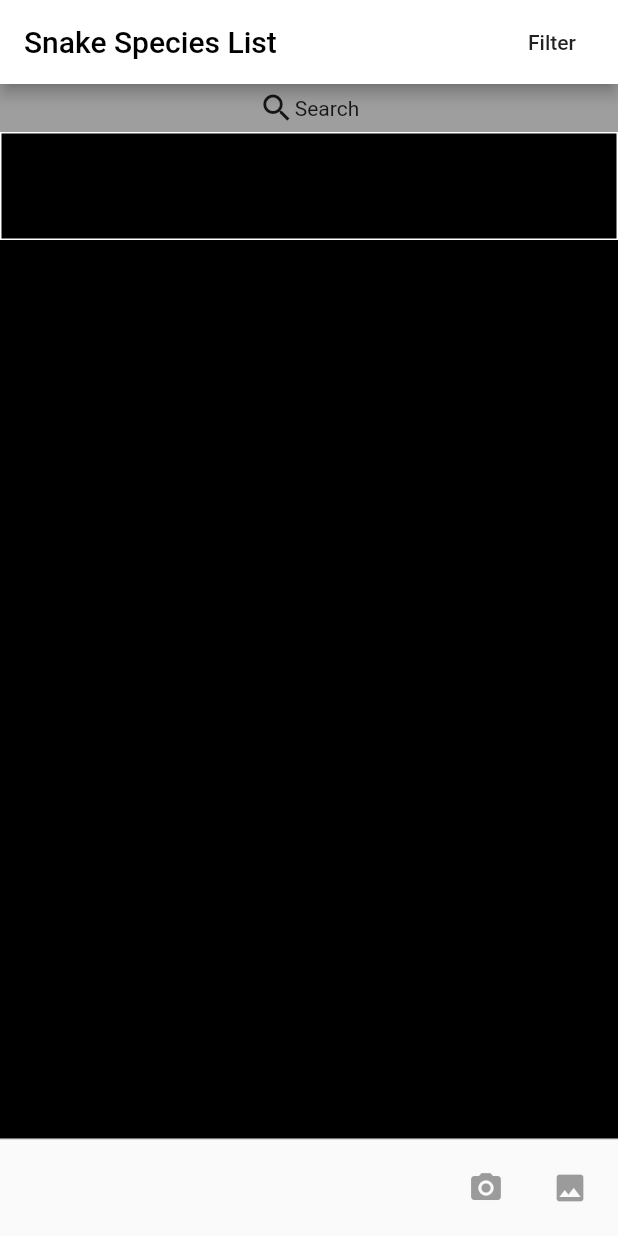
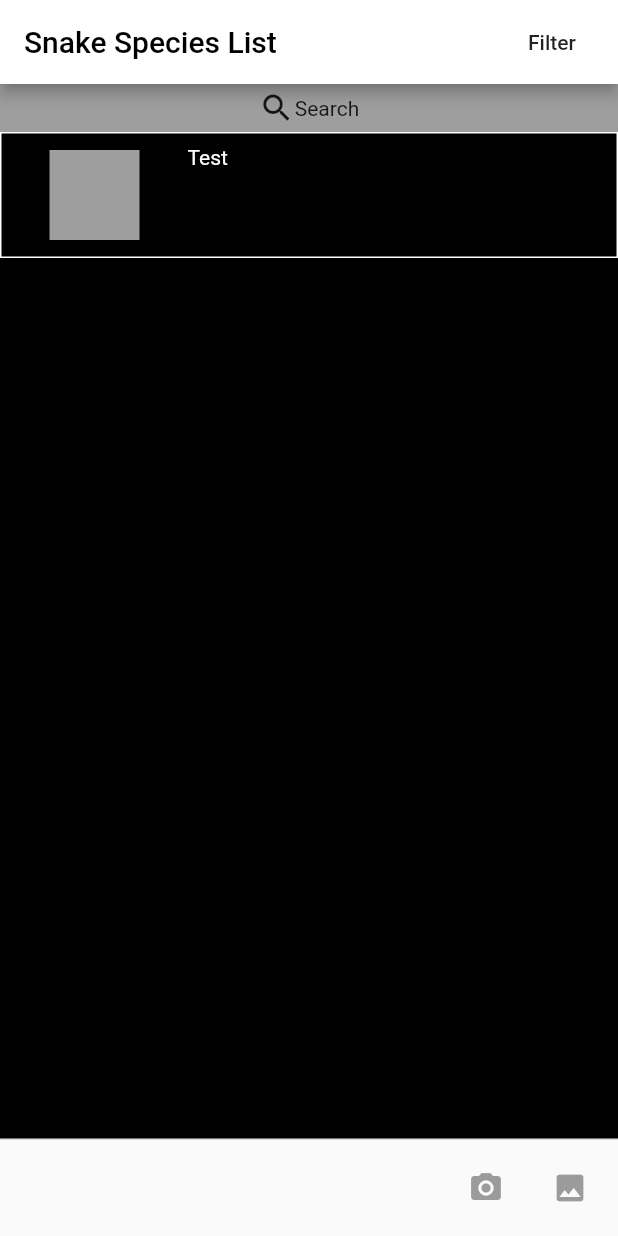
Before and after one commit to aaaldaco2002/snake_charmer, a Flutter app: the screen it shows after launch, on a phone screen of 412 x 824 dp. Run offline on Flutter 3.47's test engine with Material 2 defaults, Android fonts, the phone set to English and light mode, and no system bars.

Commit message:
added in an image placeholder for the scroll list on the home screen and added padding to move it off the sides of the outlined container. also added tex box for brief descriptions of the snake.

```diff
--- a/lib/main.dart
+++ b/lib/main.dart
@@ -101,18 +101,47 @@ class _MyHomePageState extends State<MyHomePage> {
                         border: Border.all(
                           color: Colors.white,
                           width: 1.0,
-                    )
+                        )),
+                    width: MediaQuery.of(context).size.width,
+                    height: 84.0,
+                    child: Row(
+                      children: <Widget>[
+                        Padding(
+                          padding: const EdgeInsets.only(left: 32.0, right: 32.0),
+                          child: Container(
+                            width: 60,
+                            height: 60,
+                            color: Colors.grey,
                           ),
-                  width: MediaQuery.of(context).size.width,
-                  height: 72.0,
-                  child: Row(),
+                        ),
+                        Expanded(
+                          child: Column(
+                            crossAxisAlignment: CrossAxisAlignment.start,
+                            mainAxisAlignment: MainAxisAlignment.start,
+                            children: <Widget>[
+                              Row(
+                                mainAxisAlignment: MainAxisAlignment.start,
+                                children: <Widget>[
+                                  Padding(
+                                    padding: const EdgeInsets.only(top: 8.0),
+                                    child: Text('Test',
+                                    style: TextStyle(color: Colors.white),),
+                                  ),
 
+                                ],
                               ),
                             ],
-            )
+                          ),
+                        ),
                       ],
                     ),
-      )),
+                  ),
+                ],
+              ),
+            ],
+          ),
+        ),
+      ),
       persistentFooterButtons: <Widget>[
         IconButton(
           icon: Icon(Icons.camera_alt),
```
Lines whose indentation alone changed are shown as unchanged.
